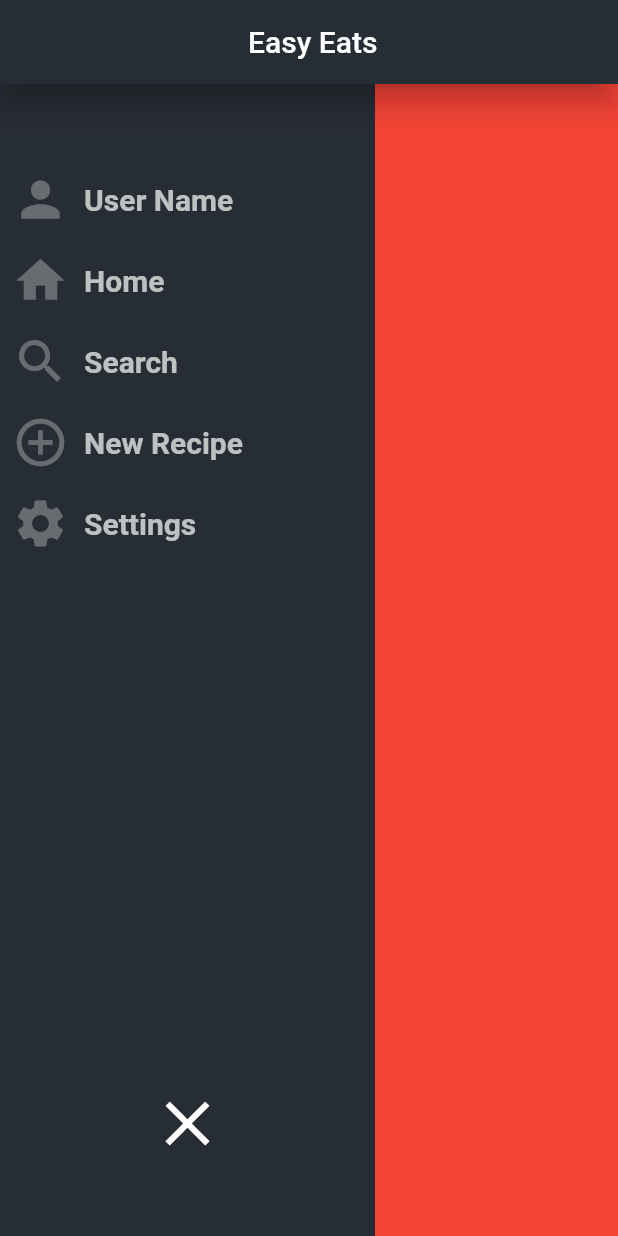
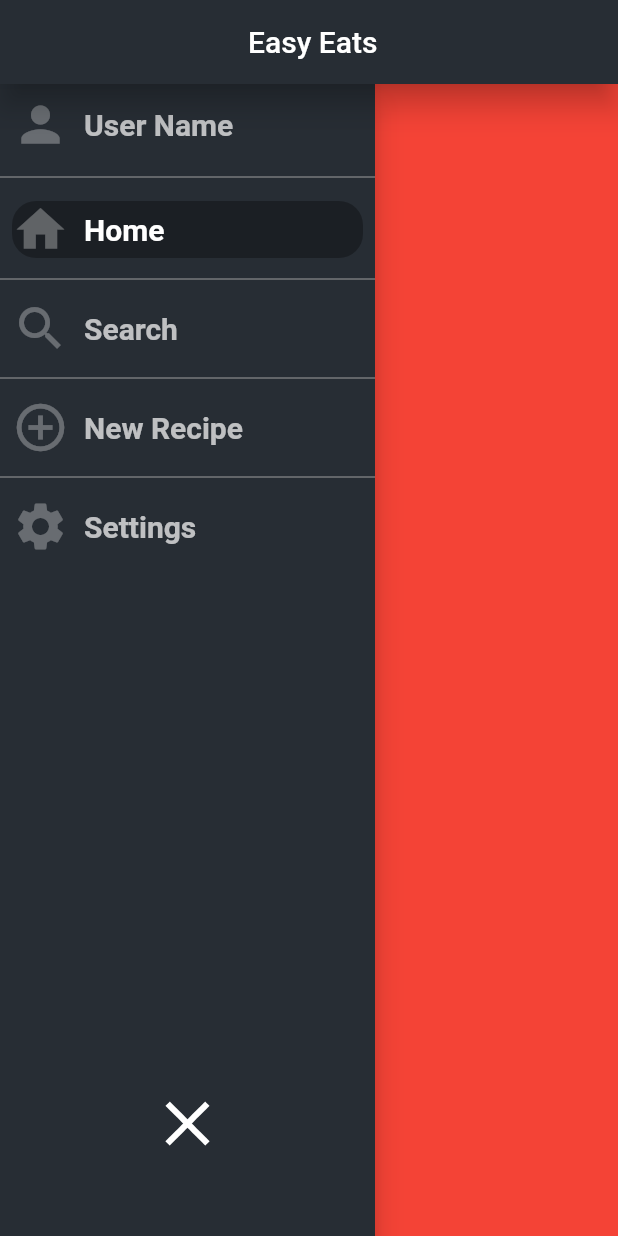
Before and after one commit to enevarez1/easy-eats, a Flutter app: the screen it shows after launch, on a phone screen of 412 x 824 dp. Run offline on Flutter 3.47's test engine with Material 2 defaults, Android fonts, the phone set to English and light mode, and no system bars.

Commit message:
Buttons are now clickable in sidebar

```diff
--- a/lib/commons/CollapsingListTile.dart
+++ b/lib/commons/CollapsingListTile.dart
@@ -6,8 +6,15 @@ class CollapsingListTile extends StatefulWidget {
   final String title;
   final IconData icon;
   final AnimationController animationController;
+  final bool isSelected;
+  final Function onTap;
 
-  CollapsingListTile({@required this.title, @required this.icon, @required this.animationController});
+  CollapsingListTile({
+    @required this.title,
+    @required this.icon,
+    @required this.animationController,
+    this.isSelected = false,
+    this.onTap});
   @override
   _CollapsingListTileState createState() => _CollapsingListTileState();
 }
@@ -25,18 +32,28 @@ class _CollapsingListTileState extends State<CollapsingListTile> {
 
   @override
   Widget build(BuildContext context) {
-    return Container(
+    return InkWell(
+      onTap: widget.onTap,
+      child: Container(
+        decoration: BoxDecoration(
+          borderRadius: BorderRadius.all(Radius.circular(16.0)),
+          color: widget.isSelected ?
+            Colors.transparent.withOpacity(0.3) :
+            Colors.transparent,
+        ),
         width: widthAnimation.value,
-      margin: EdgeInsets.symmetric(horizontal: 8.0, vertical: 8.0),
-      child: Row(
+        margin: EdgeInsets.symmetric(horizontal: 8.0, vertical: 8.0),          child: Row(
           children: <Widget>[
             Icon(widget.icon, color:  Colors.white30, size: 38.0,),
             SizedBox(width: sizedAnimation.value),
             (widthAnimation.value >= 220) ?
-            Text(widget.title, style: listTitleDefaultTextStyle,) :
+              Text(widget.title,
+                style: widget.isSelected ?
+                  listTitleSelectedTextStyle :
+                  listTitleDefaultTextStyle,) :
               Container()
-
           ],
+        ),
       ),
     );
   }
--- a/lib/commons/CollapsingNavigationDrawer.dart
+++ b/lib/commons/CollapsingNavigationDrawer.dart
@@ -22,6 +22,7 @@ class CollapsingNavigationDrawerState extends State<CollapsingNavigationDrawer>
   bool isCollapsed = false;
   AnimationController _animationController;
   Animation<double> widthAnimation;
+  int currentSelectedIndex = 0;
 
   @override
   void initState() {
@@ -36,21 +37,35 @@ class CollapsingNavigationDrawerState extends State<CollapsingNavigationDrawer>
     }
 
   Widget getWidget(BuildContext context, Widget widget) {
-    return Container(
+    return Material(
+      elevation: 8.0,
+      child: Container(
         width: widthAnimation.value,
         color: drawerBackgroundColor,
         child: Column(
           children: <Widget>[
-          SizedBox(height: 50,),
             CollapsingListTile(
               //TODO Grab user login info and put it here.
               title: 'User Name',
               icon: Icons.person,
               animationController: _animationController,
             ),
+            Divider(color: Colors.grey),
             Expanded(
-              child: ListView.builder(itemBuilder: (context, counter) {
+                child: ListView.separated(
+
+                  separatorBuilder: (context, counter) {
+                    return Divider(color: Colors.grey, height:12.0);
+                  },
+
+                  itemBuilder: (context, counter) {
                   return CollapsingListTile(
+                    onTap: () {
+                      setState(() {
+                        currentSelectedIndex = counter;
+                      });
+                    },
+                    isSelected: currentSelectedIndex == counter,
                     title: navigationItems[counter].title,
                     icon: navigationItems[counter].icon,
                     animationController: _animationController);
@@ -75,6 +90,7 @@ class CollapsingNavigationDrawerState extends State<CollapsingNavigationDrawer>
             SizedBox(height: 50.0),
           ]
         ),
+      ),
     );
   }
 }
```
Lines whose indentation alone changed are shown as unchanged.
